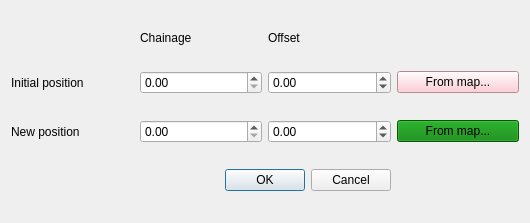
Above: correction_dialog.ui from Drew973/PTS_image_loader before the change. Below: the same form after it.
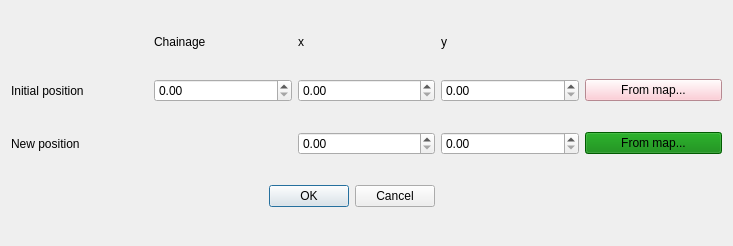
That is the form after the change.

Commit message: switched to xy corrections. Much simpler.

```diff
--- a/correction_dialog.ui
+++ b/correction_dialog.ui
@@ -6,70 +6,21 @@
    <rect>
     <x>0</x>
     <y>0</y>
-    <width>530</width>
-    <height>223</height>
+    <width>733</width>
+    <height>246</height>
    </rect>
   </property>
   <property name="windowTitle">
    <string>Dialog</string>
   </property>
   <layout class="QGridLayout" name="gridLayout">
-   <item row="0" column="2">
-    <widget class="QLabel" name="label_2">
-     <property name="sizePolicy">
-      <sizepolicy hsizetype="Preferred" vsizetype="Fixed">
-       <horstretch>0</horstretch>
-       <verstretch>0</verstretch>
-      </sizepolicy>
+   <item row="3" column="0" colspan="3">
+    <widget class="QDialogButtonBox" name="buttonBox">
+     <property name="orientation">
+      <enum>Qt::Horizontal</enum>
      </property>
-     <property name="text">
-      <string>Offset</string>
-     </property>
-    </widget>
-   </item>
-   <item row="1" column="1">
-    <widget class="QDoubleSpinBox" name="startChainage">
-     <property name="maximum">
-      <double>100000000000000000000.000000000000000</double>
-     </property>
-     <property name="singleStep">
-      <double>0.010000000000000</double>
-     </property>
-    </widget>
-   </item>
-   <item row="2" column="0">
-    <widget class="QLabel" name="label_4">
-     <property name="sizePolicy">
-      <sizepolicy hsizetype="Preferred" vsizetype="Preferred">
-       <horstretch>0</horstretch>
-       <verstretch>0</verstretch>
-      </sizepolicy>
-     </property>
-     <property name="text">
-      <string>New position</string>
-     </property>
-    </widget>
-   </item>
-   <item row="2" column="1">
-    <widget class="QDoubleSpinBox" name="endChainage">
-     <property name="maximum">
-      <double>100000000000000000000.000000000000000</double>
-     </property>
-     <property name="singleStep">
-      <double>0.010000000000000</double>
-     </property>
-    </widget>
-   </item>
-   <item row="2" column="3">
-    <widget class="QPushButton" name="endFromMapButton">
-     <property name="toolTip">
-      <string>&lt;html&gt;&lt;head/&gt;&lt;body&gt;&lt;p&gt;Set new chainage &amp;amp; offset by clicking map&lt;/p&gt;&lt;/body&gt;&lt;/html&gt;</string>
-     </property>
-     <property name="styleSheet">
-      <string notr="true">background-color:green;</string>
-     </property>
-     <property name="text">
-      <string>From map...</string>
+     <property name="standardButtons">
+      <set>QDialogButtonBox::Cancel|QDialogButtonBox::Ok</set>
      </property>
     </widget>
    </item>
@@ -86,7 +37,33 @@
      </property>
     </widget>
    </item>
-   <item row="1" column="3">
+   <item row="2" column="4">
+    <widget class="QPushButton" name="endFromMapButton">
+     <property name="toolTip">
+      <string>&lt;html&gt;&lt;head/&gt;&lt;body&gt;&lt;p&gt;Set new chainage &amp;amp; offset by clicking map&lt;/p&gt;&lt;/body&gt;&lt;/html&gt;</string>
+     </property>
+     <property name="styleSheet">
+      <string notr="true">background-color:green;</string>
+     </property>
+     <property name="text">
+      <string>From map...</string>
+     </property>
+    </widget>
+   </item>
+   <item row="0" column="1">
+    <widget class="QLabel" name="label">
+     <property name="sizePolicy">
+      <sizepolicy hsizetype="Preferred" vsizetype="Fixed">
+       <horstretch>0</horstretch>
+       <verstretch>0</verstretch>
+      </sizepolicy>
+     </property>
+     <property name="text">
+      <string>Chainage</string>
+     </property>
+    </widget>
+   </item>
+   <item row="1" column="4">
     <widget class="QPushButton" name="startFromMapButton">
      <property name="toolTip">
       <string>&lt;html&gt;&lt;head/&gt;&lt;body&gt;&lt;p&gt;Set initial chainage &amp;amp; offset by clicking map&lt;/p&gt;&lt;/body&gt;&lt;/html&gt;</string>
@@ -117,7 +94,10 @@
       <string>&lt;html&gt;&lt;head/&gt;&lt;body&gt;&lt;p&gt;Negative for left hand side.&lt;/p&gt;&lt;/body&gt;&lt;/html&gt;</string>
      </property>
      <property name="minimum">
-      <double>-99.000000000000000</double>
+      <double>0.000000000000000</double>
+     </property>
+     <property name="maximum">
+      <double>9999999999999999538762658202121142272.000000000000000</double>
      </property>
      <property name="singleStep">
       <double>0.010000000000000</double>
@@ -127,39 +107,76 @@
      </property>
     </widget>
    </item>
-   <item row="3" column="0" colspan="3">
-    <widget class="QDialogButtonBox" name="buttonBox">
-     <property name="orientation">
-      <enum>Qt::Horizontal</enum>
+   <item row="1" column="1">
+    <widget class="QDoubleSpinBox" name="chainage">
+     <property name="maximum">
+      <double>9999999999999999635896294965248.000000000000000</double>
      </property>
-     <property name="standardButtons">
-      <set>QDialogButtonBox::Cancel|QDialogButtonBox::Ok</set>
+     <property name="singleStep">
+      <double>0.010000000000000</double>
+     </property>
+    </widget>
+   </item>
+   <item row="1" column="3">
+    <widget class="QDoubleSpinBox" name="startY">
+     <property name="maximum">
+      <double>9999999999999999635896294965248.000000000000000</double>
+     </property>
+     <property name="singleStep">
+      <double>0.010000000000000</double>
+     </property>
+    </widget>
+   </item>
+   <item row="2" column="3">
+    <widget class="QDoubleSpinBox" name="endY">
+     <property name="toolTip">
+      <string>&lt;html&gt;&lt;head/&gt;&lt;body&gt;&lt;p&gt;Negative for left hand side.&lt;/p&gt;&lt;/body&gt;&lt;/html&gt;</string>
+     </property>
+     <property name="minimum">
+      <double>0.000000000000000</double>
+     </property>
+     <property name="maximum">
+      <double>9999999999999999635896294965248.000000000000000</double>
+     </property>
+     <property name="singleStep">
+      <double>0.010000000000000</double>
      </property>
     </widget>
    </item>
    <item row="2" column="2">
-    <widget class="QDoubleSpinBox" name="endOffset">
-     <property name="toolTip">
-      <string>&lt;html&gt;&lt;head/&gt;&lt;body&gt;&lt;p&gt;Negative for left hand side.&lt;/p&gt;&lt;/body&gt;&lt;/html&gt;</string>
-     </property>
-     <property name="minimum">
-      <double>-99.000000000000000</double>
+    <widget class="QDoubleSpinBox" name="endX">
+     <property name="maximum">
+      <double>9999999999999999635896294965248.000000000000000</double>
      </property>
      <property name="singleStep">
       <double>0.010000000000000</double>
      </property>
     </widget>
    </item>
-   <item row="0" column="1">
-    <widget class="QLabel" name="label">
+   <item row="0" column="2">
+    <widget class="QLabel" name="label_4">
      <property name="sizePolicy">
-      <sizepolicy hsizetype="Preferred" vsizetype="Fixed">
+      <sizepolicy hsizetype="Preferred" vsizetype="Preferred">
        <horstretch>0</horstretch>
        <verstretch>0</verstretch>
       </sizepolicy>
      </property>
      <property name="text">
-      <string>Chainage</string>
+      <string>x</string>
+     </property>
+    </widget>
+   </item>
+   <item row="0" column="3">
+    <widget class="QLabel" name="label_2">
+     <property name="text">
+      <string>y</string>
+     </property>
+    </widget>
+   </item>
+   <item row="2" column="0">
+    <widget class="QLabel" name="label_5">
+     <property name="text">
+      <string>New position</string>
      </property>
     </widget>
    </item>
```
Left out of the diff: 10 changed lines with no effect on the pictures. The commit also changes 10 other files.
